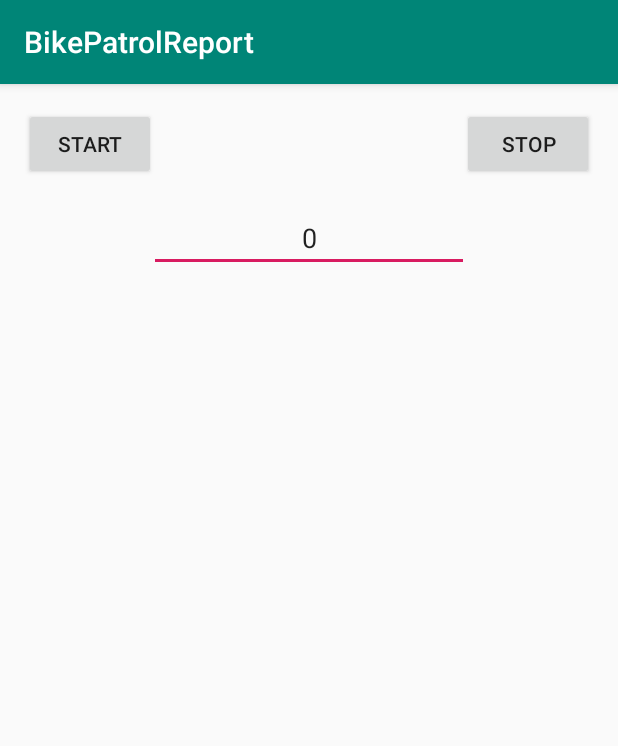
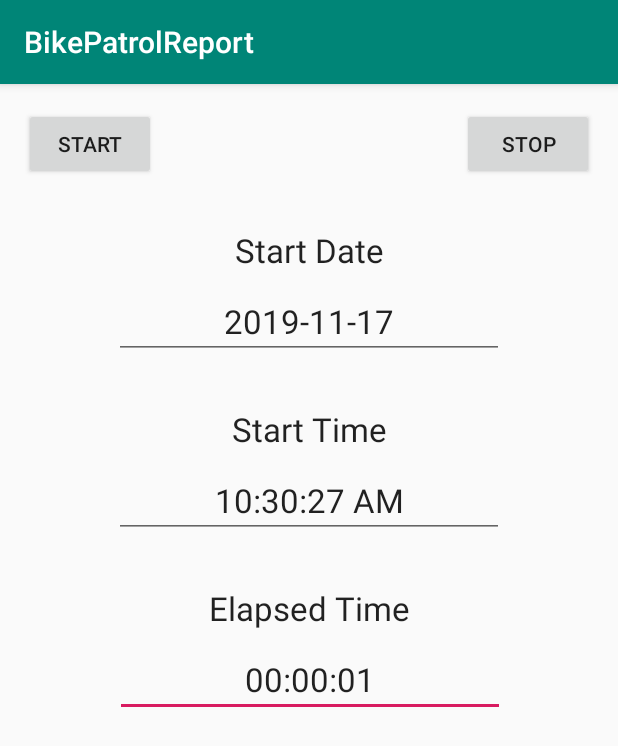
Before and after one commit to pauldshep/BikePatrolReport, an Android app: the TimerActivity screen opened directly, with no data from a screen before it, after a tap on "START", on a phone screen of 412 x 824 dp. Shown: the top 746 px of the screen. Run offline under Robolectric (Android 15) with nearby library versions, the phone set to English and light mode, and no system bars.

Commit message:
Implementation of Timer Functions

```diff
--- a/app/src/main/java/com/sss/bikepatrolreport/TimerActivity.java
+++ b/app/src/main/java/com/sss/bikepatrolreport/TimerActivity.java
@@ -1,15 +1,18 @@
 package com.sss.bikepatrolreport;
 
-import android.content.Context;
 import android.content.SharedPreferences;
+import android.os.Handler;
 import android.support.v7.app.AppCompatActivity;
 import android.os.Bundle;
+import android.util.Log;
 import android.view.View;
 import android.widget.Button;
 import android.widget.EditText;
 import android.widget.Toast;
 
+import java.text.SimpleDateFormat;
 import java.util.Date;
+import java.util.Locale;
 
 import static android.preference.PreferenceManager.getDefaultSharedPreferences;
 
@@ -20,13 +23,18 @@ public class TimerActivity extends AppCompatActivity
 {
     private final static String TAG = "timerActivity";
 
+    private final static Long   SEC_PER_HOUR = 3600L;
+    private final static Long   SEC_PER_MIN  =   60L;
+    private final static Long   MSEC_PER_SEC = 1000L;
+
     private final static String PATROL_TIMER_STATE = "patrol_timer_state";
     private final static String PATROL_TIMER_START = "patrol_timer_start";
     private final static String PATROL_TIMER_STOP  = "patrol_timer_stop";
 
     private SharedPreferences.Editor mSharedPrefEditor;
 
-    private EditText mEditTextElapsed;
+    private EditText          mEditTextElapsed;
+    private SharedPreferences mSharedPreferences;
 
     /**
      * Implements the android lifecycle onCreate function
@@ -37,13 +45,12 @@ public class TimerActivity extends AppCompatActivity
     {
         super.onCreate(savedInstanceState);
         setContentView(R.layout.activity_timer);
+        Log.i(TAG, "onCreate()");
 
         // get access to persistent timer settings
-        Context           app_context = getApplicationContext();
-        SharedPreferences shared_pref = getDefaultSharedPreferences(app_context);
-        mSharedPrefEditor             = shared_pref.edit();
-
-        mEditTextElapsed = findViewById(R.id.editText_elapsed_time);
+        mSharedPreferences = getDefaultSharedPreferences(getApplicationContext());
+        mSharedPrefEditor  = mSharedPreferences.edit();
+        mEditTextElapsed   = findViewById(R.id.et_elapsed_time);
 
         Button button_start = findViewById(R.id.button_start);
         button_start.setOnClickListener(new View.OnClickListener()
@@ -65,32 +72,129 @@ public class TimerActivity extends AppCompatActivity
             }
         });
 
+        // initialize display
+        initializeDisplay();
+
         // start the update display thread
-        new Thread(new UpdateDisplayThread()).start();
-
+        updateAfterDelay();
     }   // end onCreate()
 
 
-        ////////////////////////////////////////////////////////////////////////
-        /////////////////////// PRIVATE MEMBER FUNCTIONS ///////////////////////
-        ////////////////////////////////////////////////////////////////////////
+    ////////////////////////////////////////////////////////////////////////////
+    ///////////////////////// PRIVATE MEMBER FUNCTIONS /////////////////////////
+    ////////////////////////////////////////////////////////////////////////////
+    /**
+     * Initialize the timer display
+     */
+    private void initializeDisplay()
+    {
+        // initialize the start date
+        Date             start_date  = new Date(getTimerStart());
+        SimpleDateFormat date_format = new SimpleDateFormat("yyyy-MM-dd", Locale.US);
+        String           date_str    = date_format.format(start_date);
+        EditText         et_start_date = findViewById(R.id.et_start_date);
+        et_start_date.setText(date_str);
+
+        // initialize the start time
+        date_format = new SimpleDateFormat("hh:mm:ss a", Locale.US);
+        String time_str = date_format.format(start_date);
+        EditText et_start_time = findViewById(R.id.et_start_time);
+        et_start_time.setText(time_str);
+
+        // initialize the elapsed time
+        updateTimerDisplay();
+
+    }   // private void initializeDisplay()
+
+
+    /**
+     * Update the time display after a specified delay
+     */
+    private void updateAfterDelay()
+    {
+        final Handler handler = new Handler();
+        handler.postDelayed(new Runnable()
+        {
+            @Override
+            public void run()
+            {
+                // update the display after 500ms
+                updateTimerDisplay();
+            }
+        }, 500);
+    }
+
+
+    /**
+     * Update the timer display
+     */
+    private void updateTimerDisplay()
+    {
+        Log.i(TAG, "updateTimerDisplay()");
+
+        Long    elap_secs;
+        Long    timer_curr;
+        Long    timer_start = getTimerStart();
+        boolean timer_state = getTimerState();
+
+        if(timer_state)
+        {
+            // here the timer is running
+            timer_curr  = (new Date()).getTime();
+            elap_secs   = (timer_curr - timer_start) / 1000;
+        }
+        else
+        {
+            // here the timer is not running
+            timer_curr = getTimerStop();
+            elap_secs  = (timer_curr - timer_start) / 1000;
+        }
+
+        mEditTextElapsed.setText(formatElapsedTime(elap_secs));
+        Log.i(TAG, "Timer: state = " + timer_state +
+                   ", start = "      + (timer_start / 1000) +
+                   ", current = "    + (timer_curr / 1000)  +
+                   ", elapsed = "    + elap_secs);
+
+        updateAfterDelay();
+    }   // end private void updateTimerDisplay()
+
+
+    /**
+     * Formats the elapsed time string to the format hh::mm:ss
+     * @param elapsedTimeSec elapsed time in seconds to format
+     * @return formatted time string
+     */
+    private String formatElapsedTime(Long elapsedTimeSec)
+    {
+        Long elap_hours = elapsedTimeSec / SEC_PER_HOUR;
+        Long remain_sec = elapsedTimeSec % SEC_PER_HOUR;
+        Long elap_min   = remain_sec     / SEC_PER_MIN;
+        Long elap_sec   = remain_sec     % SEC_PER_MIN;
+
+        return String.format(Locale.US, "%02d:%02d:%02d",
+                elap_hours, elap_min, elap_sec);
+    }
+
+
     /**
      * Starts the timer if its not already running.
      */
     private void startTimer()
     {
-            Toast.makeText(this, "Starting Timer", Toast.LENGTH_LONG).show();
-
         if(getTimerState())
         {
             // timer is running, don't do anything
+            Toast.makeText(this, "Timer is Already Running", Toast.LENGTH_SHORT).show();
         }
         else
         {
             // timer is not running, start it
+            Toast.makeText(this, "Starting Timer", Toast.LENGTH_SHORT).show();
             long time_stamp = (new Date()).getTime();
             setTimerStart(time_stamp);
             setTimerState(true);
+            initializeDisplay();
         }
     }
 
@@ -100,11 +204,12 @@ public class TimerActivity extends AppCompatActivity
      */
     private void stopTimer ()
     {
-            Toast.makeText(this, "Stopping Timer", Toast.LENGTH_LONG).show();
+
 
         if(getTimerState())
         {
             // timer is running, stop the timer
+            Toast.makeText(this, "Stopping Timer", Toast.LENGTH_SHORT).show();
             long time_stamp = (new Date()).getTime();
             setTimerStop(time_stamp);
             setTimerState(false);
@@ -112,6 +217,7 @@ public class TimerActivity extends AppCompatActivity
         else
         {
             // timer is not running don't do anything
+            Toast.makeText(this, "Timer is Not Running", Toast.LENGTH_SHORT).show();
         }
 
     }
@@ -123,9 +229,7 @@ public class TimerActivity extends AppCompatActivity
      */
     private boolean getTimerState()
     {
-        Context           app_context = getApplicationContext();
-        SharedPreferences shared_pref = getDefaultSharedPreferences(app_context);
-        return shared_pref.getBoolean(PATROL_TIMER_STATE, false);
+        return mSharedPreferences.getBoolean(PATROL_TIMER_STATE, false);
     }
 
 
@@ -136,11 +240,7 @@ public class TimerActivity extends AppCompatActivity
      */
     private void setTimerState(boolean timerState)
     {
-        Context           app_context = getApplicationContext();
-        SharedPreferences shared_pref = getDefaultSharedPreferences(app_context);
-        SharedPreferences.Editor pref_editor = shared_pref.edit();
-        pref_editor.putBoolean(PATROL_TIMER_STATE, timerState);
-        pref_editor.commit();
+        mSharedPrefEditor.putBoolean(PATROL_TIMER_STATE, timerState).apply();
     }
 
 
@@ -151,9 +251,8 @@ public class TimerActivity extends AppCompatActivity
      */
     private long getTimerStart()
     {
-        Context           app_context = getApplicationContext();
-        SharedPreferences shared_pref = getDefaultSharedPreferences(app_context);
-        return shared_pref.getLong(PATROL_TIMER_START, 0);
+        long default_start = new Date().getTime();
+        return mSharedPreferences.getLong(PATROL_TIMER_START, default_start);
     }
 
 
@@ -164,11 +263,7 @@ public class TimerActivity extends AppCompatActivity
      */
     private void setTimerStart(long timerStart)
     {
-        Context           app_context = getApplicationContext();
-        SharedPreferences shared_pref = getDefaultSharedPreferences(app_context);
-        SharedPreferences.Editor pref_editor = shared_pref.edit();
-        pref_editor.putLong(PATROL_TIMER_START, timerStart);
-        pref_editor.commit();
+        mSharedPrefEditor.putLong(PATROL_TIMER_START, timerStart).apply();
     }
 
 
@@ -179,9 +274,7 @@ public class TimerActivity extends AppCompatActivity
      */
     private long getTimerStop()
     {
-        Context           app_context = getApplicationContext();
-        SharedPreferences shared_pref = getDefaultSharedPreferences(app_context);
-        return shared_pref.getLong(PATROL_TIMER_STOP, 0);
+        return mSharedPreferences.getLong(PATROL_TIMER_STOP, 0);
     }
 
 
@@ -192,69 +285,13 @@ public class TimerActivity extends AppCompatActivity
      */
     private void setTimerStop(long timerStop)
     {
-        Context           app_context = getApplicationContext();
-        SharedPreferences shared_pref = getDefaultSharedPreferences(app_context);
-        SharedPreferences.Editor pref_editor = shared_pref.edit();
-        pref_editor.putLong(PATROL_TIMER_START, timerStop);
-        pref_editor.commit();
-    }
-
-
-    /**
-     * Update the timer display
-     */
-    private void updateTimerDisplay()
-    {
-        if(getTimerState())
-        {
-            // here the timer is running
-            Long timer_start = getTimerStart();
-            Long timer_curr  = (new Date()).getTime();
-            Long elap_secs   = (timer_curr - timer_start) / 1000;
-            mEditTextElapsed.setText(elap_secs.toString());
-        }
-        else
-        {
-            // here the timer is not running
-            Long timer_start = getTimerStart();
-            Long timer_curr  = getTimerStop();
-            Long elap_secs   = (timer_curr - timer_start) / 1000;
-            mEditTextElapsed.setText(elap_secs.toString());
-        }
+        mSharedPrefEditor.putLong(PATROL_TIMER_STOP, timerStop).apply();
     }
 
 
     ////////////////////////////////////////////////////////////////////////////
     ///////////////////////////// INTERNAL CLASSES /////////////////////////////
     ////////////////////////////////////////////////////////////////////////////
-    /**
-     * Class UpdateDisplay.  Updates the elapsed time display in a background
-     * thread.
-     */
-    class UpdateDisplayThread implements Runnable
-    {
-        public boolean update_loop;
 
-        @Override
-        public void run()
-        {
-            update_loop = true;
-
-            while(update_loop)
-            {
-                updateTimerDisplay();
-
-                try
-                {
-                    Thread.sleep(500);
-                }
-                catch(InterruptedException ie)
-                {
-                    ie.printStackTrace();
-                }
-            }
-
-        }
-    }   // end class UpdateDisplayThread implements Runnable
 
 }   // end public class TimerActivity extends AppCompatActivity
--- a/app/src/main/res/layout/activity_timer.xml
+++ b/app/src/main/res/layout/activity_timer.xml
@@ -25,15 +25,73 @@
             app:layout_constraintEnd_toEndOf="parent"
             app:layout_constraintTop_toTopOf="parent" />
     <EditText
-            android:id="@+id/editText_elapsed_time"
+            android:id="@+id/et_elapsed_time"
             android:layout_width="wrap_content"
             android:layout_height="wrap_content"
-            android:layout_marginTop="16dp"
+            android:layout_marginTop="8dp"
             android:ems="10"
             android:inputType="time"
             android:text="00:00:00"
             android:textAlignment="center"
+            android:textAppearance="@style/TextAppearance.AppCompat.Large"
+            app:layout_constraintEnd_toEndOf="parent"
+            app:layout_constraintHorizontal_bias="0.503"
+            app:layout_constraintStart_toStartOf="parent"
+            app:layout_constraintTop_toBottomOf="@+id/tv_elapsed_time" />
+    <TextView
+            android:id="@+id/tv_elapsed_time"
+            android:layout_width="wrap_content"
+            android:layout_height="wrap_content"
+            android:layout_marginTop="32dp"
+            android:text="Elapsed Time"
+            android:textAppearance="@style/TextAppearance.AppCompat.Large"
+            app:layout_constraintEnd_toEndOf="parent"
+            app:layout_constraintStart_toStartOf="parent"
+            app:layout_constraintTop_toBottomOf="@+id/et_start_time" />
+    <TextView
+            android:id="@+id/tv_start_date"
+            android:layout_width="wrap_content"
+            android:layout_height="wrap_content"
+            android:layout_marginTop="32dp"
+            android:text="Start Date"
+            android:textAppearance="@style/TextAppearance.AppCompat.Large"
             app:layout_constraintEnd_toEndOf="parent"
             app:layout_constraintStart_toStartOf="parent"
             app:layout_constraintTop_toBottomOf="@+id/button_start" />
+    <EditText
+            android:id="@+id/et_start_date"
+            android:layout_width="wrap_content"
+            android:layout_height="wrap_content"
+            android:layout_marginTop="8dp"
+            android:ems="10"
+            android:inputType="date"
+            android:text="Jan. 1, 2020"
+            android:textAlignment="center"
+            android:textAppearance="@style/TextAppearance.AppCompat.Large"
+            app:layout_constraintEnd_toEndOf="parent"
+            app:layout_constraintStart_toStartOf="parent"
+            app:layout_constraintTop_toBottomOf="@+id/tv_start_date" />
+    <TextView
+            android:id="@+id/tv_start_time"
+            android:layout_width="wrap_content"
+            android:layout_height="wrap_content"
+            android:layout_marginTop="32dp"
+            android:text="Start Time"
+            android:textAppearance="@style/TextAppearance.AppCompat.Large"
+            app:layout_constraintEnd_toEndOf="parent"
+            app:layout_constraintStart_toStartOf="parent"
+            app:layout_constraintTop_toBottomOf="@+id/et_start_date" />
+    <EditText
+            android:id="@+id/et_start_time"
+            android:layout_width="wrap_content"
+            android:layout_height="wrap_content"
+            android:layout_marginTop="8dp"
+            android:ems="10"
+            android:inputType="time"
+            android:text="00:00:00"
+            android:textAlignment="center"
+            android:textAppearance="@style/TextAppearance.AppCompat.Large"
+            app:layout_constraintEnd_toEndOf="parent"
+            app:layout_constraintStart_toStartOf="parent"
+            app:layout_constraintTop_toBottomOf="@+id/tv_start_time" />
 </android.support.constraint.ConstraintLayout>
```
Lines whose indentation alone changed are shown as unchanged.
